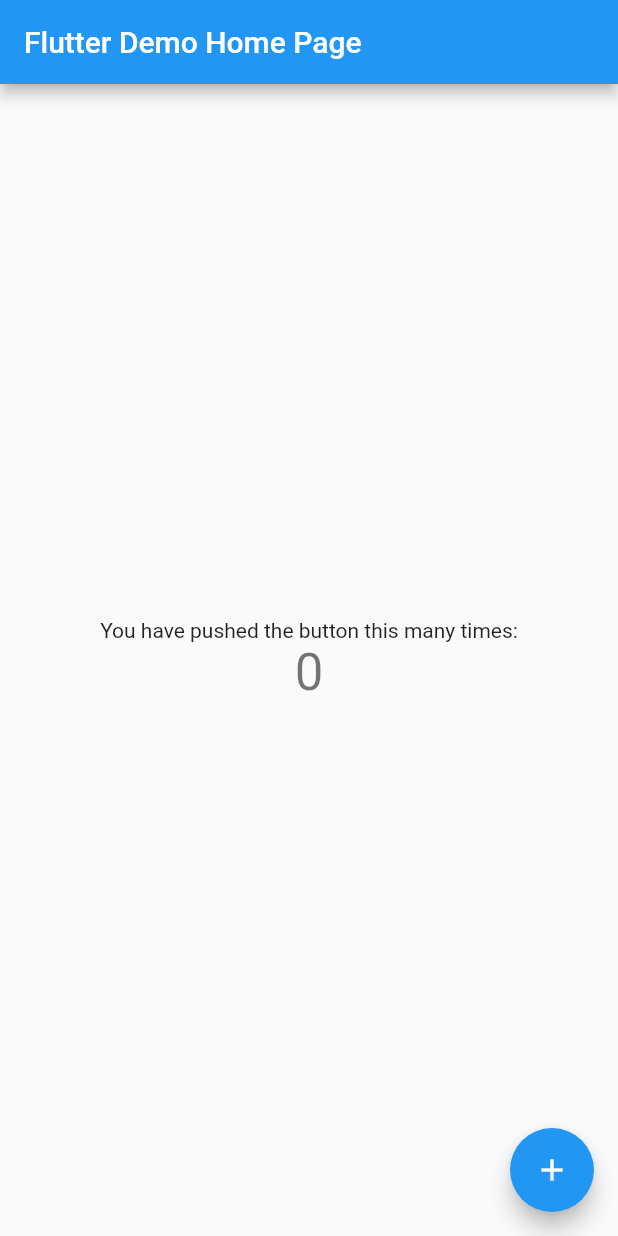
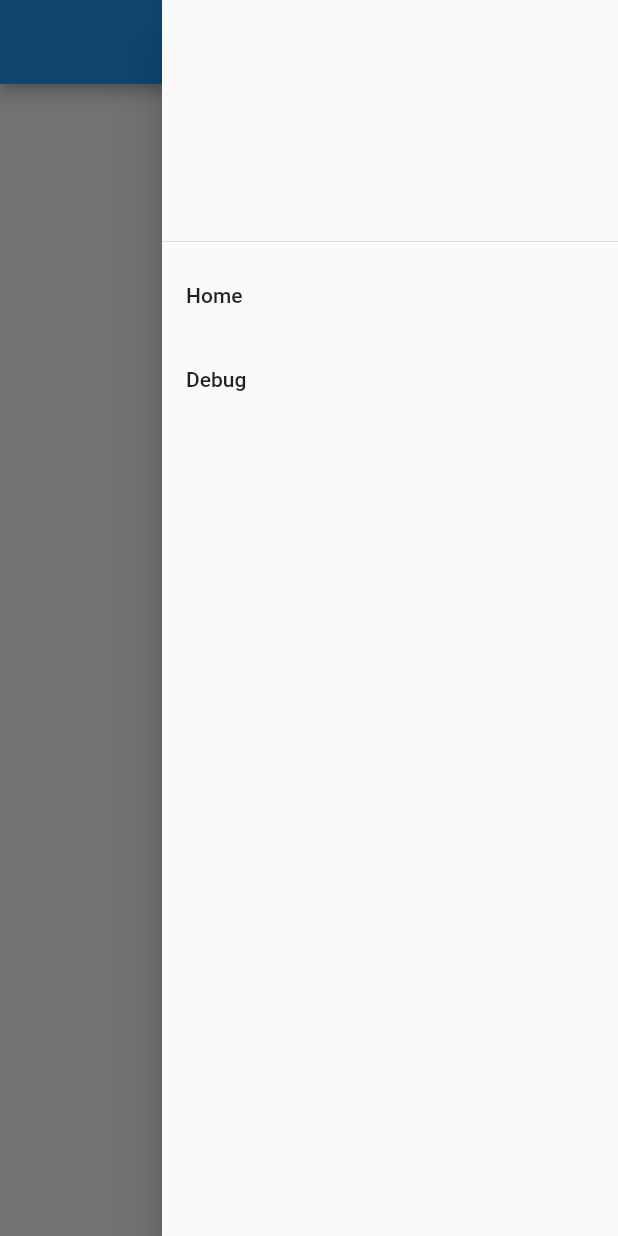
Before and after one commit to Another-PR/password_blocks, a Flutter app: the screen it shows after launch, with the side drawer open (before the commit the screen has no drawer), on a phone screen of 412 x 824 dp. Run offline on Flutter 3.47's test engine with Material 2 defaults, Android fonts, the phone set to English and light mode, and no system bars; our stand-ins replace gap, page_transition.

Commit message:
Starting Point/Basic Screens

```diff
--- /dev/null
+++ b/lib/constants.dart
@@ -0,0 +1,2 @@
+// ignore: non_constant_identifier_names
+bool DEBUG_MODE = true;
--- a/lib/main.dart
+++ b/lib/main.dart
@@ -1,4 +1,7 @@
 import 'package:flutter/material.dart';
+import 'package:page_transition/page_transition.dart';
+import 'package:password_blocks/view/debug.dart';
+import 'package:password_blocks/view/home.dart';
 
 void main() {
   runApp(const MyApp());
@@ -13,103 +16,28 @@ class MyApp extends StatelessWidget {
     return MaterialApp(
       title: 'Flutter Demo',
       theme: ThemeData(
-        // This is the theme of your application.
-        //
-        // Try running your application with "flutter run". You'll see the
-        // application has a blue toolbar. Then, without quitting the app, try
-        // changing the primarySwatch below to Colors.green and then invoke
-        // "hot reload" (press "r" in the console where you ran "flutter run",
-        // or simply save your changes to "hot reload" in a Flutter IDE).
-        // Notice that the counter didn't reset back to zero; the application
-        // is not restarted.
         primarySwatch: Colors.blue,
       ),
-      home: const MyHomePage(title: 'Flutter Demo Home Page'),
+      home: HomePage(),
+      onGenerateRoute: (settings) {
+        switch (settings.name) {
+          case '/home':
+            return PageTransition(
+              child: HomePage(),
+              type: PageTransitionType.fade,
+              settings: settings,
+            );
+          case '/debug':
+            return PageTransition(
+              child: DebugPage(),
+              type: PageTransitionType.fade,
+              settings: settings,
+              // reverseDuration: Duration(seconds: 3),
+            );
+          default:
+            return null;
+        }
+      },
     );
   }
 }
-
-class MyHomePage extends StatefulWidget {
-  const MyHomePage({Key? key, required this.title}) : super(key: key);
-
-  // This widget is the home page of your application. It is stateful, meaning
-  // that it has a State object (defined below) that contains fields that affect
-  // how it looks.
-
-  // This class is the configuration for the state. It holds the values (in this
-  // case the title) provided by the parent (in this case the App widget) and
-  // used by the build method of the State. Fields in a Widget subclass are
-  // always marked "final".
-
-  final String title;
-
-  @override
-  State<MyHomePage> createState() => _MyHomePageState();
-}
-
-class _MyHomePageState extends State<MyHomePage> {
-  int _counter = 0;
-
-  void _incrementCounter() {
-    setState(() {
-      // This call to setState tells the Flutter framework that something has
-      // changed in this State, which causes it to rerun the build method below
-      // so that the display can reflect the updated values. If we changed
-      // _counter without calling setState(), then the build method would not be
-      // called again, and so nothing would appear to happen.
-      _counter++;
-    });
-  }
-
-  @override
-  Widget build(BuildContext context) {
-    // This method is rerun every time setState is called, for instance as done
-    // by the _incrementCounter method above.
-    //
-    // The Flutter framework has been optimized to make rerunning build methods
-    // fast, so that you can just rebuild anything that needs updating rather
-    // than having to individually change instances of widgets.
-    return Scaffold(
-      appBar: AppBar(
-        // Here we take the value from the MyHomePage object that was created by
-        // the App.build method, and use it to set our appbar title.
-        title: Text(widget.title),
-      ),
-      body: Center(
-        // Center is a layout widget. It takes a single child and positions it
-        // in the middle of the parent.
-        child: Column(
-          // Column is also a layout widget. It takes a list of children and
-          // arranges them vertically. By default, it sizes itself to fit its
-          // children horizontally, and tries to be as tall as its parent.
-          //
-          // Invoke "debug painting" (press "p" in the console, choose the
-          // "Toggle Debug Paint" action from the Flutter Inspector in Android
-          // Studio, or the "Toggle Debug Paint" command in Visual Studio Code)
-          // to see the wireframe for each widget.
-          //
-          // Column has various properties to control how it sizes itself and
-          // how it positions its children. Here we use mainAxisAlignment to
-          // center the children vertically; the main axis here is the vertical
-          // axis because Columns are vertical (the cross axis would be
-          // horizontal).
-          mainAxisAlignment: MainAxisAlignment.center,
-          children: <Widget>[
-            const Text(
-              'You have pushed the button this many times:',
-            ),
-            Text(
-              '$_counter',
-              style: Theme.of(context).textTheme.headline4,
-            ),
-          ],
-        ),
-      ),
-      floatingActionButton: FloatingActionButton(
-        onPressed: _incrementCounter,
-        tooltip: 'Increment',
-        child: const Icon(Icons.add),
-      ), // This trailing comma makes auto-formatting nicer for build methods.
-    );
-  }
-}
--- /dev/null
+++ b/lib/view/home.dart
@@ -0,0 +1,19 @@
+import 'package:flutter/material.dart';
+import 'package:password_blocks/view/main_menu.dart';
+
+class HomePage extends StatelessWidget {
+  const HomePage({Key? key}) : super(key: key);
+
+  @override
+  Widget build(BuildContext context) {
+    return Scaffold(
+      endDrawer: const MainMenu(),
+      appBar: AppBar(
+        title: const Center(child: Text('Block Pass')),
+      ),
+      body: const Center(
+        child: Text('Coming Soon....'),
+      ),
+    );
+  }
+}
--- /dev/null
+++ b/lib/view/main_menu.dart
@@ -0,0 +1,32 @@
+import 'package:flutter/material.dart';
+import 'package:gap/gap.dart';
+import 'package:password_blocks/constants.dart';
+
+class MainMenu extends StatelessWidget {
+  const MainMenu({Key? key}) : super(key: key);
+
+  @override
+  Widget build(BuildContext context) {
+    return Drawer(
+      child: ListView(
+        padding: EdgeInsets.zero,
+        children: [
+          const DrawerHeader(child: Gap(20)),
+          ListTile(
+            title: const Text('Home'),
+            onTap: () {
+              Navigator.of(context).pushReplacementNamed('/home');
+            },
+          ),
+          if (DEBUG_MODE)
+            ListTile(
+              title: const Text('Debug'),
+              onTap: () {
+                Navigator.of(context).pushReplacementNamed('/debug');
+              },
+            )
+        ],
+      ),
+    );
+  }
+}
--- a/pubspec.yaml
+++ b/pubspec.yaml
@@ -34,6 +34,8 @@ dependencies:
   # The following adds the Cupertino Icons font to your application.
   # Use with the CupertinoIcons class for iOS style icons.
   cupertino_icons: ^1.0.2
+  gap: ^2.0.0
+  page_transition: ^2.0.9
 
 dev_dependencies:
   flutter_test:
```
Also changed, not shown: lib/view/debug.dart (added, +25 -0 lines), pubspec.lock.
